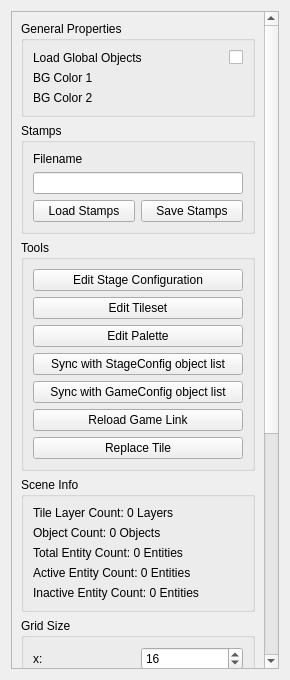
Before: the Qt Designer form RetroEDv2/tools/sceneproperties/scenepropertiesv5.ui in RSDKModding/RetroED, drawn with Qt 5.
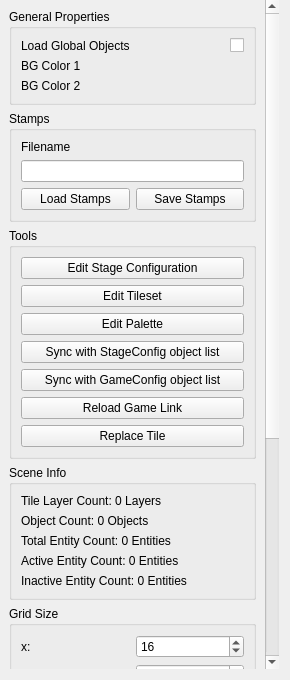
After: the same form once the commit is applied.

Commit message:
wrap status text if screen is too small
and give more space to the scene properties tab

Patch:
```diff
--- a/RetroEDv2/tools/sceneproperties/scenepropertiesv5.ui
+++ b/RetroEDv2/tools/sceneproperties/scenepropertiesv5.ui
@@ -20,8 +20,17 @@
    <string>Form</string>
   </property>
   <layout class="QGridLayout" name="gridLayout">
+   <property name="leftMargin">
+    <number>0</number>
+   </property>
+   <property name="topMargin">
+    <number>0</number>
+   </property>
    <item row="0" column="0">
     <widget class="QScrollArea" name="scrollArea">
+     <property name="frameShape">
+      <enum>QFrame::NoFrame</enum>
+     </property>
      <property name="widgetResizable">
       <bool>true</bool>
      </property>
@@ -30,8 +39,8 @@
        <rect>
         <x>0</x>
         <y>0</y>
-        <width>256</width>
-        <height>1000</height>
+        <width>267</width>
+        <height>1085</height>
        </rect>
       </property>
       <layout class="QGridLayout" name="gridLayout_3">
```
Left out of the diff: 472 changed lines with no effect on the pictures. The commit also changes 3 other files.
